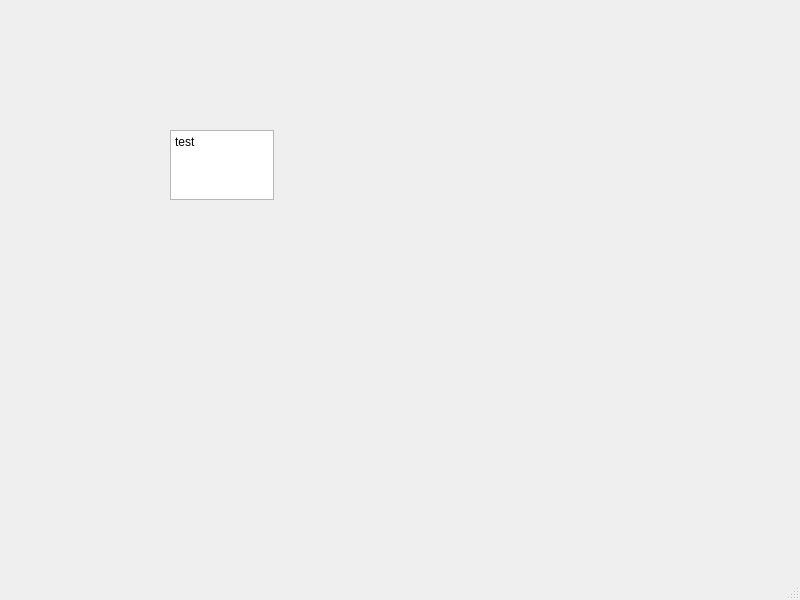
Qt form mainwindow.ui (TheSlabby/AIB_GUI) before a commit.
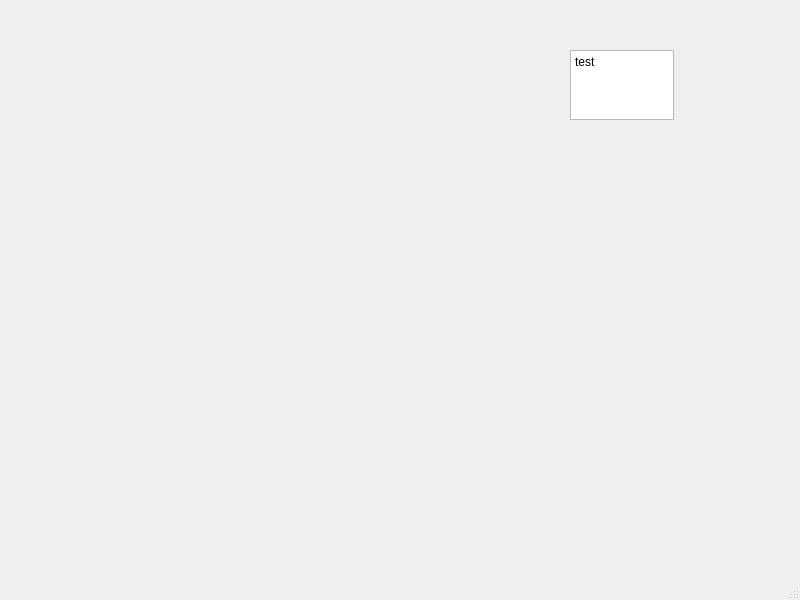
The same form after that commit.

Patch:
```diff
--- a/mainwindow.ui
+++ b/mainwindow.ui
@@ -17,8 +17,8 @@
    <widget class="QPlainTextEdit" name="plainTextEdit">
     <property name="geometry">
      <rect>
-      <x>170</x>
-      <y>130</y>
+      <x>570</x>
+      <y>50</y>
       <width>104</width>
       <height>70</height>
      </rect>
```
Left out of the diff: 2 changed lines with no effect on the pictures.
